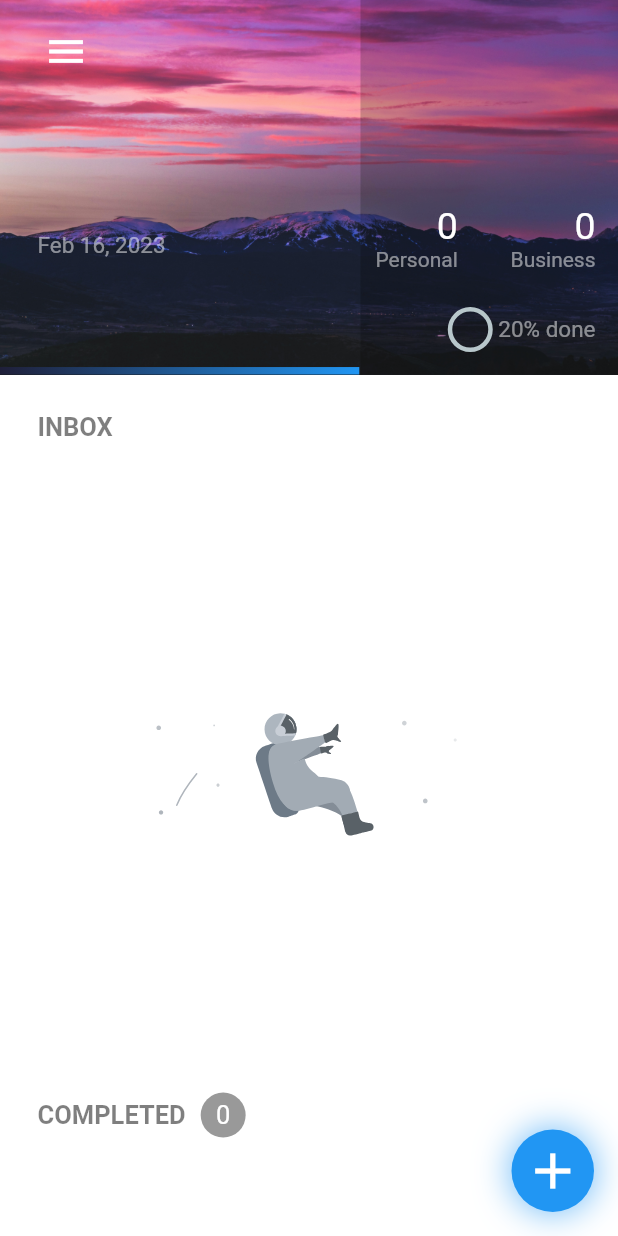
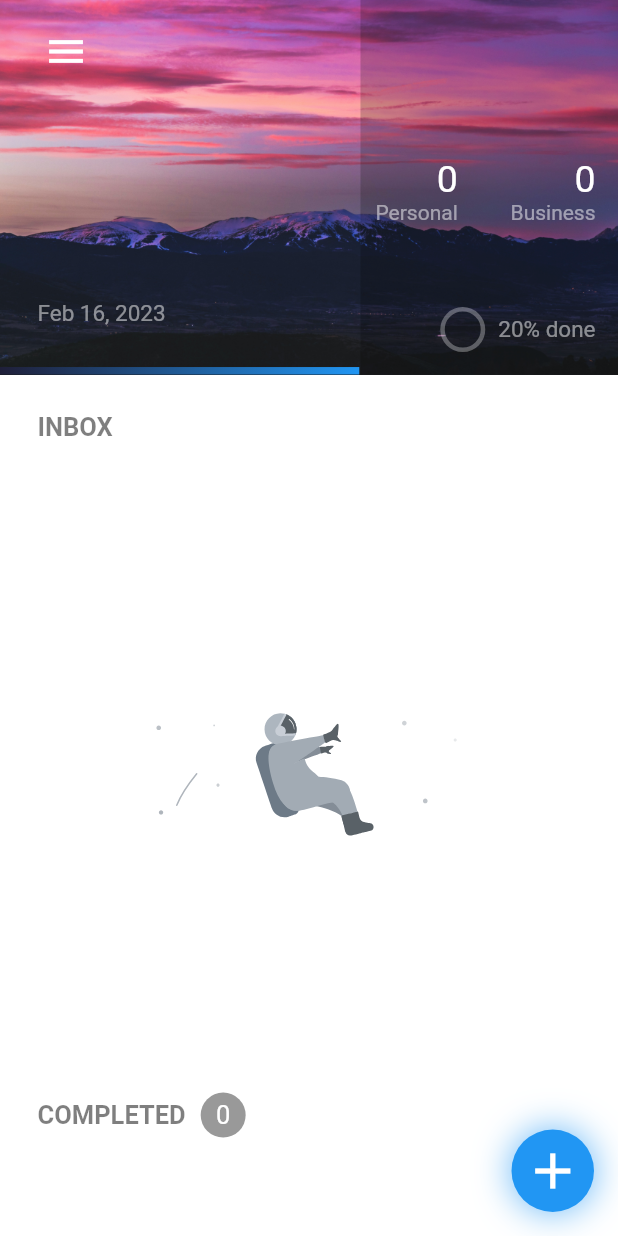
Before and after one commit to hackeR200364/task_app_elred, a Flutter app: the screen it shows after launch, after a tap on "Google Login", on a phone screen of 412 x 824 dp. Run offline on Flutter 3.47's test engine with Material 2 defaults, Android fonts, the phone set to English and light mode, and no system bars; drawn by our look-alikes of percent_indicator; our stand-ins replace animated_text_kit, awesome_dialog, awesome_notifications, cloud_firestore, firebase_auth, firebase_core and 4 more; missing offline and left inert: connectivity_widget, interval_time_picker; accounts and stored records are empty.

Commit message:
bugs fixed

```diff
--- a/lib/screens/home_screen.dart
+++ b/lib/screens/home_screen.dart
@@ -94,7 +94,7 @@ class _HomeScreenState extends State<HomeScreen> with TickerProviderStateMixin {
                   ),
                 ],
               ),
-              child: Icon(
+              child: const Icon(
                 Icons.add,
                 color: AppColors.white,
                 size: 40,
@@ -178,9 +178,7 @@ class _HomeScreenState extends State<HomeScreen> with TickerProviderStateMixin {
                                           padding:
                                               const EdgeInsets.only(left: 20),
                                           child: IconButton(
-                                            onPressed: (() {
-                                              print("object");
-                                            }),
+                                            onPressed: (() {}),
                                             icon: const Icon(
                                               Icons.menu,
                                               color: AppColors.white,
@@ -188,6 +186,12 @@ class _HomeScreenState extends State<HomeScreen> with TickerProviderStateMixin {
                                             ),
                                             splashRadius: 20,
                                           ),
+                                        ),
+                                        SizedBox(
+                                          height: MediaQuery.of(context)
+                                                  .size
+                                                  .height /
+                                              30,
                                         ),
                                         Padding(
                                           padding:
@@ -199,10 +203,16 @@ class _HomeScreenState extends State<HomeScreen> with TickerProviderStateMixin {
                                               overflow: TextOverflow.ellipsis,
                                               color: AppColors.white,
                                               fontSize: 25,
-                                              fontWeight: FontWeight.w500,
-                                              letterSpacing: 5,
+                                              fontWeight: FontWeight.bold,
+                                              letterSpacing: 7,
                                             ),
                                           ),
+                                        ),
+                                        SizedBox(
+                                          height: MediaQuery.of(context)
+                                                  .size
+                                                  .height /
+                                              20,
                                         ),
                                         Padding(
                                           padding:
@@ -237,7 +247,7 @@ class _HomeScreenState extends State<HomeScreen> with TickerProviderStateMixin {
                                   );
                                 }),
                                 Container(
-                                  padding: EdgeInsets.only(
+                                  padding: const EdgeInsets.only(
                                     right: 15,
                                     left: 10,
                                     bottom: 15,
@@ -275,32 +285,23 @@ class _HomeScreenState extends State<HomeScreen> with TickerProviderStateMixin {
                                       SizedBox(
                                         height:
                                             MediaQuery.of(context).size.height /
-                                                35,
+                                                15,
                                       ),
                                       Row(
                                         mainAxisAlignment:
                                             MainAxisAlignment.end,
                                         children: [
                                           CircularPercentIndicator(
-                                            progressColor: ((percent * 100)
-                                                            .toInt() >=
-                                                        0 &&
-                                                    (percent * 100).toInt() <=
-                                                        15)
-                                                ? AppColors.red
-                                                : ((percent * 100).toInt() >
-                                                            15 &&
-                                                        (percent * 100)
-                                                                .toInt() <=
-                                                            30)
-                                                    ? AppColors.orange
-                                                    : ((percent * 100).toInt() >
-                                                                30 &&
-                                                            (percent * 100)
-                                                                    .toInt() <=
-                                                                45)
-                                                        ? AppColors.yellow
-                                                        : AppColors.green,
+                                            linearGradient: LinearGradient(
+                                              colors: [
+                                                AppColors.mainColor,
+                                                AppColors.sky!,
+                                              ],
+                                            ),
+                                            backgroundColor: AppColors.white
+                                                .withOpacity(0.3),
+                                            circularStrokeCap:
+                                                CircularStrokeCap.round,
                                             animation: true,
                                             radius: 15,
                                             lineWidth: 3,
@@ -309,6 +310,9 @@ class _HomeScreenState extends State<HomeScreen> with TickerProviderStateMixin {
                                                     0)
                                                 ? 0
                                                 : percent,
+                                          ),
+                                          const SizedBox(
+                                            width: 5,
                                           ),
                                           Text(
                                             " ${(percent * 100).toInt()}% done",
@@ -332,7 +336,7 @@ class _HomeScreenState extends State<HomeScreen> with TickerProviderStateMixin {
                         height: 25,
                       ),
                       Padding(
-                        padding: EdgeInsets.symmetric(horizontal: 10),
+                        padding: const EdgeInsets.symmetric(horizontal: 10),
                         child: Column(
                           children: [
                             Padding(
@@ -384,7 +388,7 @@ class _HomeScreenState extends State<HomeScreen> with TickerProviderStateMixin {
                               ),
                             ),
                           ),
-                          SizedBox(
+                          const SizedBox(
                             width: 10,
                           ),
                           Consumer<TaskDetailsProvider>(builder:
@@ -401,7 +405,7 @@ class _HomeScreenState extends State<HomeScreen> with TickerProviderStateMixin {
                               child: Center(
                                 child: Text(
                                   taskDetailsProvider.taskDone.toString(),
-                                  style: TextStyle(
+                                  style: const TextStyle(
                                     color: AppColors.white,
                                     fontSize: 17,
                                   ),
@@ -825,7 +829,6 @@ class _HomeScreenState extends State<HomeScreen> with TickerProviderStateMixin {
       case "23":
         return "11";
       default:
-        print(time);
         return time;
     }
   }
--- a/lib/screens/new_task_screen.dart
+++ b/lib/screens/new_task_screen.dart
@@ -215,7 +215,7 @@ class _NewTaskScreenState extends State<NewTaskScreen> {
           ),
           actions: [
             Padding(
-              padding: EdgeInsets.only(right: 15),
+              padding: const EdgeInsets.only(right: 15),
               child: IconButton(
                 onPressed: (() {}),
                 icon: Icon(
@@ -269,7 +269,7 @@ class _NewTaskScreenState extends State<NewTaskScreen> {
                                   color: AppColors.white,
                                 ),
                               ),
-                              SizedBox(
+                              const SizedBox(
                                 width: 7,
                               ),
                               Container(
@@ -707,7 +707,7 @@ class _NewTaskScreenState extends State<NewTaskScreen> {
                                 ),
                               ],
                               color: AppColors.sky,
-                              borderRadius: BorderRadius.circular(5),
+                              borderRadius: BorderRadius.circular(10),
                             ),
                             child: Center(
                               child:
--- a/lib/screens/sign_screen.dart
+++ b/lib/screens/sign_screen.dart
@@ -45,7 +45,7 @@ class _SignUpScreenState extends State<SignUpScreen> {
     return MaterialApp(
       debugShowCheckedModeBanner: false,
       home: Scaffold(
-        backgroundColor: AppColors.backgroundColour,
+        backgroundColor: AppColors.newTaskScreenColour,
         body: Padding(
           padding: const EdgeInsets.only(
             left: 15,
--- a/lib/screens/splash_screen.dart
+++ b/lib/screens/splash_screen.dart
@@ -43,7 +43,7 @@ class _SplashScreenState extends State<SplashScreen> {
     return MaterialApp(
       debugShowCheckedModeBanner: false,
       home: Scaffold(
-        backgroundColor: AppColors.backgroundColour,
+        backgroundColor: AppColors.newTaskScreenColour,
         body: Center(
           child: TextLiquidFill(
             loadDuration: const Duration(seconds: 4),
@@ -51,7 +51,7 @@ class _SplashScreenState extends State<SplashScreen> {
             boxHeight: MediaQuery.of(context).size.height,
             boxWidth: MediaQuery.of(context).size.width,
             waveColor: Colors.white,
-            boxBackgroundColor: AppColors.backgroundColour,
+            boxBackgroundColor: AppColors.newTaskScreenColour,
             text: 'TASKAPP',
             textStyle: const TextStyle(
               color: Colors.white,
```
